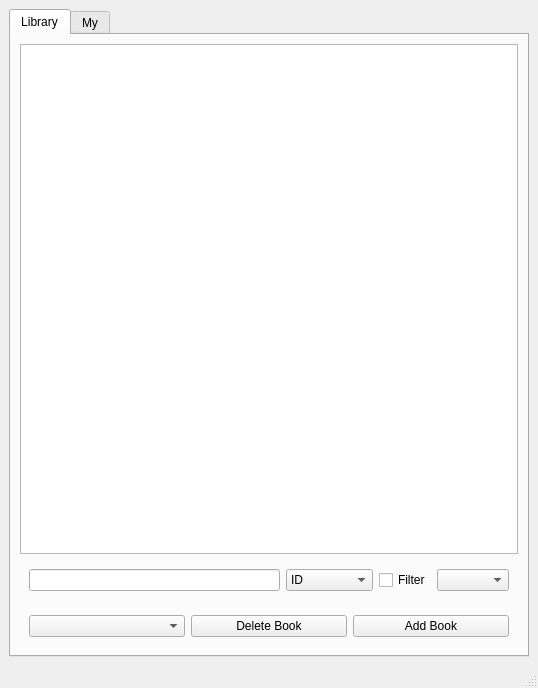
First picture: the form in mainwindow.ui, repository WitchElaina/library-system, before the edit.
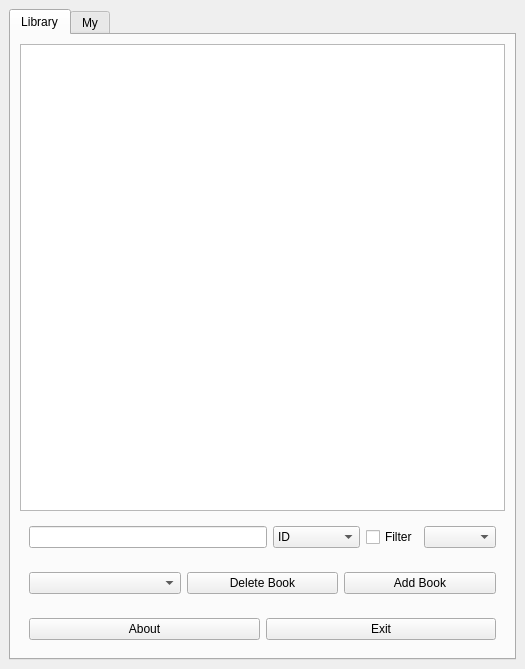
Second picture: the form after the edit.

Diff of the .ui file:
```diff
--- a/mainwindow.ui
+++ b/mainwindow.ui
@@ -6,8 +6,8 @@
    <rect>
     <x>0</x>
     <y>0</y>
-    <width>538</width>
-    <height>688</height>
+    <width>525</width>
+    <height>669</height>
    </rect>
   </property>
   <property name="windowTitle">
@@ -100,6 +100,26 @@
           </layout>
          </widget>
         </item>
+        <item>
+         <widget class="QWidget" name="widget_9" native="true">
+          <layout class="QHBoxLayout" name="horizontalLayout_9">
+           <item>
+            <widget class="QPushButton" name="pushButton_about">
+             <property name="text">
+              <string>About</string>
+             </property>
+            </widget>
+           </item>
+           <item>
+            <widget class="QPushButton" name="pushButton_add_2">
+             <property name="text">
+              <string>Exit</string>
+             </property>
+            </widget>
+           </item>
+          </layout>
+         </widget>
+        </item>
        </layout>
       </widget>
       <widget class="QWidget" name="tab_2">
@@ -255,17 +275,11 @@
     </item>
    </layout>
   </widget>
-  <widget class="QMenuBar" name="menubar">
-   <property name="geometry">
-    <rect>
-     <x>0</x>
-     <y>0</y>
-     <width>538</width>
-     <height>24</height>
-    </rect>
+  <action name="actionAbout_Library_System">
+   <property name="text">
+    <string>About Library-System...</string>
    </property>
-  </widget>
-  <widget class="QStatusBar" name="statusbar"/>
+  </action>
  </widget>
  <resources/>
  <connections/>
```
